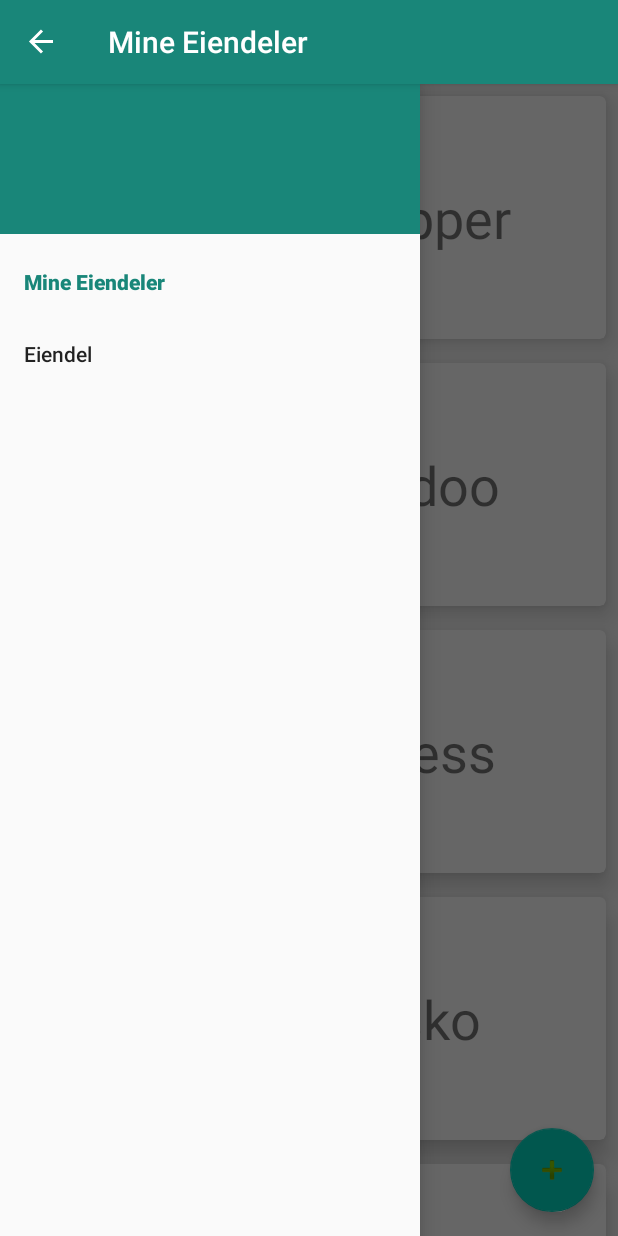
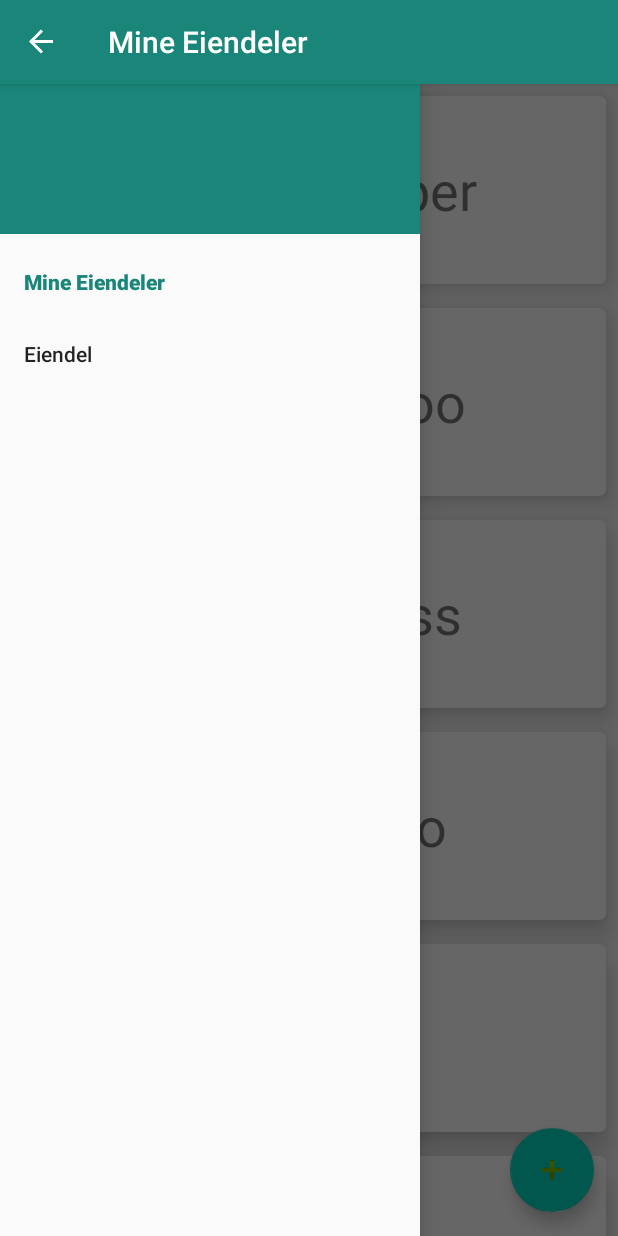
Before and after one commit to nicben/LaaneLittApp, an Android app: the MyItemListFragment screen opened through its navigation route, with the side drawer open, on a phone screen of 412 x 824 dp. Run offline under Robolectric (Android 15) with nearby library versions, the phone set to English and light mode, and no system bars; our stand-ins replace data binding, navigation-ui; pictures from the network do not load.

Commit message:
Merge branch 'master' into searchList-nicole
# Conflicts:
#	app/src/main/java/com/laanelitt/laanelittapp/MyItemListFragment.kt
#	app/src/main/java/com/laanelitt/laanelittapp/searchlist/SearchListFragment.kt
#	app/src/main/res/layout/fragment_my_item_list.xml
#	app/src/main/res/navigation/navigation.xml

```diff
--- a/app/src/main/res/navigation/navigation.xml
+++ b/app/src/main/res/navigation/navigation.xml
@@ -22,9 +22,6 @@
         <action
             android:id="@+id/action_searchPageFragment_to_searchListFragment"
             app:destination="@id/searchListFragment" />
-        <action
-            android:id="@+id/action_searchPageFragment_to_myItemListFragment"
-            app:destination="@id/myItemListFragment" />
         <argument
             android:name="catId"
             app:argType="string" />
```
Also changed, not shown: app/src/main/res/layout/asset_card.xml (+11 -9 lines).
